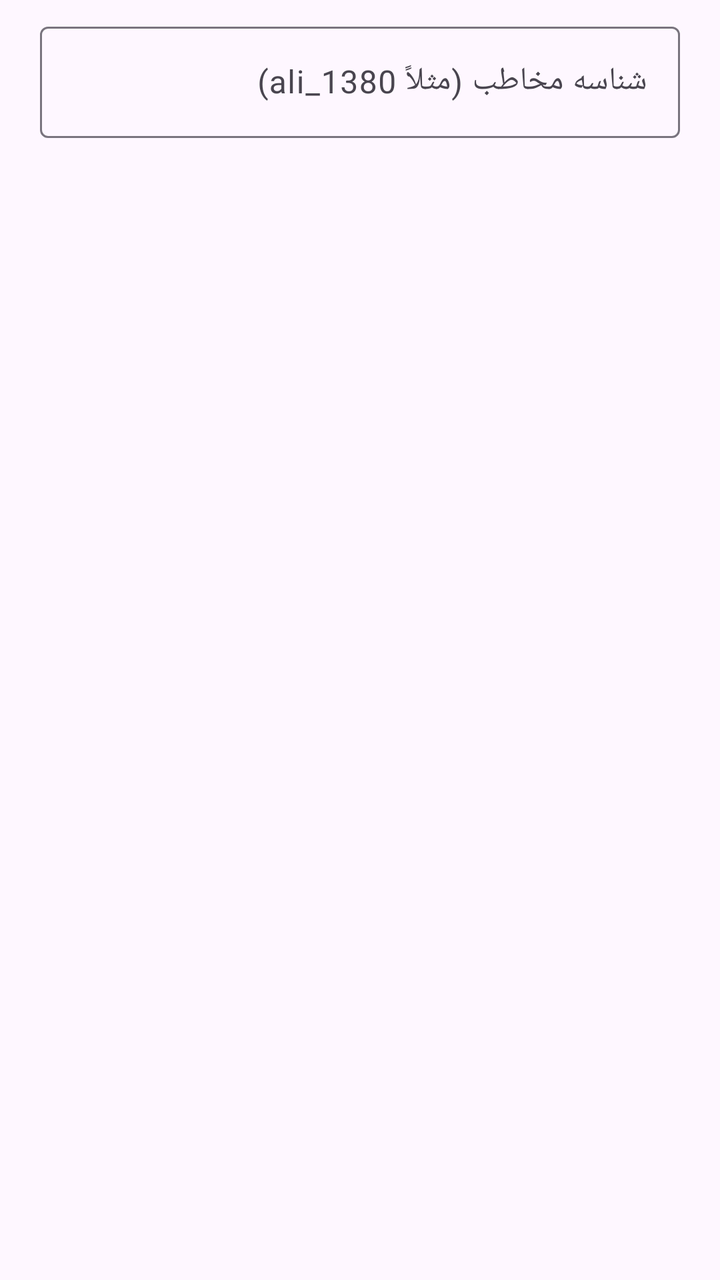
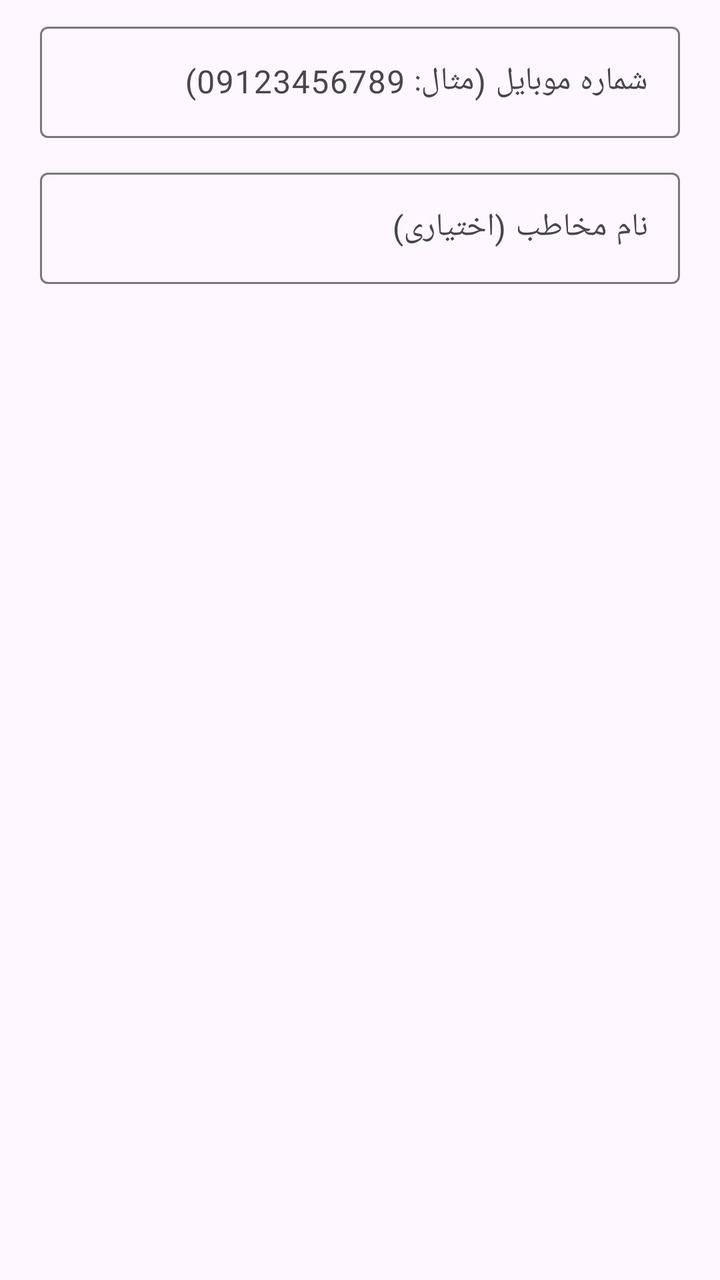

Before-and-after screenshots of an Android layout around one commit, followed by the original layout XML and the change that was made.
<!-- AndroidManifest.xml: application theme Theme.Sukot -->
<!-- res/layout/dialog_add.xml -->
<?xml version="1.0" encoding="utf-8"?>
<LinearLayout xmlns:android="http://schemas.android.com/apk/res/android"
    android:layout_width="match_parent"
    android:layout_height="wrap_content"
    android:orientation="vertical"
    android:paddingStart="20dp"
    android:paddingEnd="20dp"
    android:paddingTop="8dp">

    <com.google.android.material.textfield.TextInputLayout
        style="@style/Widget.Material3.TextInputLayout.OutlinedBox"
        android:layout_width="match_parent"
        android:layout_height="wrap_content"
        android:hint="@string/peer_hint">

        <com.google.android.material.textfield.TextInputEditText
            android:id="@+id/etPeer"
            android:layout_width="match_parent"
            android:layout_height="wrap_content"
            android:inputType="text"
            android:maxLength="20"
            android:maxLines="1" />
    </com.google.android.material.textfield.TextInputLayout>
</LinearLayout>
<!-- resources referenced by this layout -->
<resources>
  <string name="peer_hint">شناسه مخاطب (مثلاً ali_1380)</string>
  <style name="Theme.Sukot" parent="Theme.Material3.DayNight.NoActionBar">
          <item name="colorPrimary">@color/primary</item>
          <item name="colorOnPrimary">@color/white</item>
          <item name="colorPrimaryContainer">@color/primary_container</item>
          <item name="colorOnPrimaryContainer">@color/primary_dark</item>
          <item name="android:statusBarColor">@color/primary_dark</item>
          <item name="android:navigationBarColor">@color/primary_dark</item>
      </style>
  <color name="primary">#00897B</color>
  <color name="white">#FFFFFF</color>
  <color name="primary_container">#B2DFDB</color>
  <color name="primary_dark">#00695C</color>
</resources>

<!-- the commit's change to res/layout/dialog_add.xml (unified diff, before → after) -->
@@ -11,14 +11,37 @@
         style="@style/Widget.Material3.TextInputLayout.OutlinedBox"
         android:layout_width="match_parent"
         android:layout_height="wrap_content"
-        android:hint="@string/peer_hint">
+        android:hint="@string/phone_hint">
 
         <com.google.android.material.textfield.TextInputEditText
-            android:id="@+id/etPeer"
+            android:id="@+id/etPhone"
             android:layout_width="match_parent"
             android:layout_height="wrap_content"
-            android:inputType="text"
-            android:maxLength="20"
+            android:inputType="phone"
             android:maxLines="1" />
     </com.google.android.material.textfield.TextInputLayout>
+
+    <com.google.android.material.textfield.TextInputLayout
+        style="@style/Widget.Material3.TextInputLayout.OutlinedBox"
+        android:layout_width="match_parent"
+        android:layout_height="wrap_content"
+        android:layout_marginTop="12dp"
+        android:hint="@string/contact_name_hint">
+
+        <com.google.android.material.textfield.TextInputEditText
+            android:id="@+id/etName"
+            android:layout_width="match_parent"
+            android:layout_height="wrap_content"
+            android:inputType="textPersonName"
+            android:maxLength="30"
+            android:maxLines="1" />
+    </com.google.android.material.textfield.TextInputLayout>
+
+    <TextView
+        android:id="@+id/tvMember"
+        android:layout_width="match_parent"
+        android:layout_height="wrap_content"
+        android:layout_marginTop="6dp"
+        android:layout_marginBottom="4dp"
+        android:textSize="12sp" />
 </LinearLayout>
<!-- resource entries referenced after the edit -->
@@ -1,6 +1,7 @@
 <!-- resources referenced by this layout -->
 <resources>
-  <string name="peer_hint">شناسه مخاطب (مثلاً ali_1380)</string>
+  <string name="contact_name_hint">نام مخاطب (اختیاری)</string>
+  <string name="phone_hint">شماره موبایل (مثال: 09123456789)</string>
   <style name="Theme.Sukot" parent="Theme.Material3.DayNight.NoActionBar">
           <item name="colorPrimary">@color/primary</item>
           <item name="colorOnPrimary">@color/white</item>
